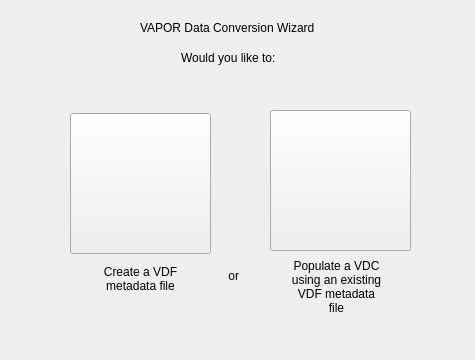
The window that apps/vdcwizard/ui/Page1.ui (yyr/vapor) describes before a commit, drawn with Qt 5.
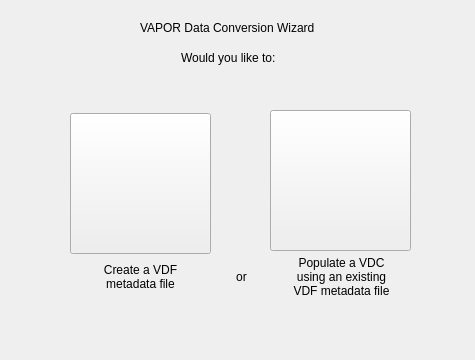
The same window after the commit.

What changed in the file:
```diff
--- a/apps/vdcwizard/ui/Page1.ui
+++ b/apps/vdcwizard/ui/Page1.ui
@@ -70,15 +70,15 @@
     <rect>
      <x>291</x>
      <y>256</y>
-     <width>91</width>
-     <height>61</height>
+     <width>101</width>
+     <height>101</height>
     </rect>
    </property>
    <property name="text">
     <string>Populate a VDC using an existing VDF metadata file</string>
    </property>
    <property name="alignment">
-    <set>Qt::AlignCenter</set>
+    <set>Qt::AlignHCenter|Qt::AlignTop</set>
    </property>
    <property name="wordWrap">
     <bool>true</bool>
@@ -90,14 +90,14 @@
      <x>90</x>
      <y>263</y>
      <width>101</width>
-     <height>31</height>
+     <height>71</height>
     </rect>
    </property>
    <property name="text">
     <string>Create a VDF metadata file</string>
    </property>
    <property name="alignment">
-    <set>Qt::AlignCenter</set>
+    <set>Qt::AlignHCenter|Qt::AlignTop</set>
    </property>
    <property name="wordWrap">
     <bool>true</bool>
@@ -106,15 +106,18 @@
   <widget class="QLabel" name="label_5">
    <property name="geometry">
     <rect>
-     <x>225</x>
-     <y>268</y>
-     <width>21</width>
-     <height>16</height>
+     <x>221</x>
+     <y>270</y>
+     <width>41</width>
+     <height>31</height>
     </rect>
    </property>
    <property name="text">
     <string> or </string>
    </property>
+   <property name="alignment">
+    <set>Qt::AlignHCenter|Qt::AlignTop</set>
+   </property>
   </widget>
  </widget>
  <resources/>
```
